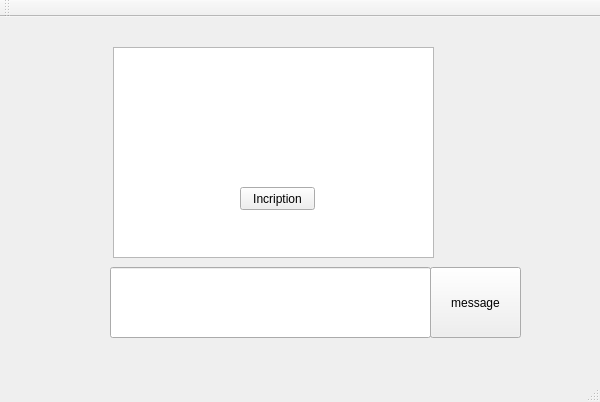
First picture: the form in TCP-Client/QtWidgetsApplication2/Tcpclient.ui, repository yannmrt/tp1-projetQt, before the edit.
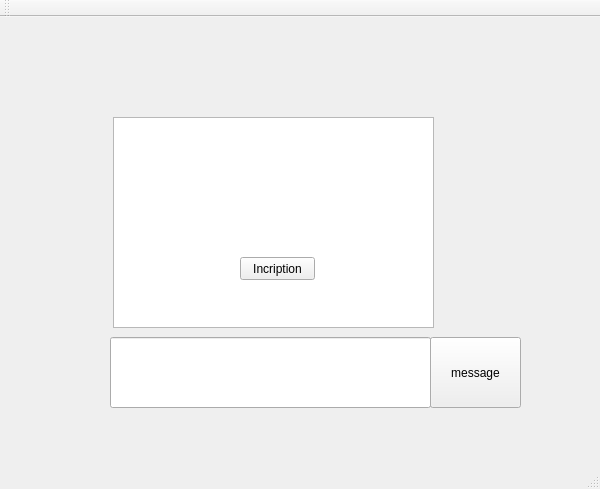
Second picture: the form after the edit. Icons and pictures are not drawn.

```diff
--- a/TCP-Client/QtWidgetsApplication2/Tcpclient.ui
+++ b/TCP-Client/QtWidgetsApplication2/Tcpclient.ui
@@ -7,7 +7,7 @@
     <x>0</x>
     <y>0</y>
     <width>600</width>
-    <height>402</height>
+    <height>489</height>
    </rect>
   </property>
   <property name="windowTitle">
@@ -18,7 +18,7 @@
     <property name="geometry">
      <rect>
       <x>240</x>
-      <y>40</y>
+      <y>110</y>
       <width>61</width>
       <height>21</height>
      </rect>
@@ -31,7 +31,7 @@
     <property name="geometry">
      <rect>
       <x>220</x>
-      <y>70</y>
+      <y>140</y>
       <width>113</width>
       <height>20</height>
      </rect>
@@ -41,7 +41,7 @@
     <property name="geometry">
      <rect>
       <x>220</x>
-      <y>110</y>
+      <y>180</y>
       <width>113</width>
       <height>20</height>
      </rect>
@@ -54,7 +54,7 @@
     <property name="geometry">
      <rect>
       <x>160</x>
-      <y>70</y>
+      <y>140</y>
       <width>81</width>
       <height>20</height>
      </rect>
@@ -67,7 +67,7 @@
     <property name="geometry">
      <rect>
       <x>146</x>
-      <y>110</y>
+      <y>180</y>
       <width>71</width>
       <height>20</height>
      </rect>
@@ -80,7 +80,7 @@
     <property name="geometry">
      <rect>
       <x>240</x>
-      <y>140</y>
+      <y>210</y>
       <width>75</width>
       <height>23</height>
      </rect>
@@ -93,7 +93,7 @@
     <property name="geometry">
      <rect>
       <x>480</x>
-      <y>20</y>
+      <y>90</y>
       <width>101</width>
       <height>31</height>
      </rect>
@@ -106,7 +106,7 @@
     <property name="geometry">
      <rect>
       <x>220</x>
-      <y>320</y>
+      <y>390</y>
       <width>131</width>
       <height>21</height>
      </rect>
@@ -119,7 +119,7 @@
     <property name="geometry">
      <rect>
       <x>430</x>
-      <y>250</y>
+      <y>320</y>
       <width>91</width>
       <height>71</height>
      </rect>
@@ -132,7 +132,7 @@
     <property name="geometry">
      <rect>
       <x>110</x>
-      <y>250</y>
+      <y>320</y>
       <width>321</width>
       <height>71</height>
      </rect>
@@ -145,7 +145,7 @@
     <property name="geometry">
      <rect>
       <x>500</x>
-      <y>70</y>
+      <y>140</y>
       <width>91</width>
       <height>31</height>
      </rect>
@@ -158,7 +158,7 @@
     <property name="geometry">
      <rect>
       <x>10</x>
-      <y>50</y>
+      <y>120</y>
       <width>111</width>
       <height>31</height>
      </rect>
@@ -174,11 +174,14 @@
     <property name="geometry">
      <rect>
       <x>113</x>
-      <y>30</y>
+      <y>100</y>
       <width>321</width>
       <height>211</height>
      </rect>
     </property>
+    <property name="verticalScrollBarPolicy">
+     <enum>Qt::ScrollBarAsNeeded</enum>
+    </property>
     <property name="undoRedoEnabled">
      <bool>true</bool>
     </property>
@@ -190,7 +193,7 @@
     <property name="geometry">
      <rect>
       <x>240</x>
-      <y>170</y>
+      <y>240</y>
       <width>75</width>
       <height>23</height>
      </rect>
@@ -203,7 +206,7 @@
     <property name="geometry">
      <rect>
       <x>170</x>
-      <y>190</y>
+      <y>260</y>
       <width>221</width>
       <height>31</height>
      </rect>
@@ -218,6 +221,22 @@
      <set>Qt::AlignCenter</set>
     </property>
    </widget>
+   <widget class="QLabel" name="label_4">
+    <property name="geometry">
+     <rect>
+      <x>180</x>
+      <y>10</y>
+      <width>181</width>
+      <height>81</height>
+     </rect>
+    </property>
+    <property name="text">
+     <string/>
+    </property>
+    <property name="pixmap">
+     <pixmap>../../../../Desktop/image.png</pixmap>
+    </property>
+   </widget>
   </widget>
   <widget class="QMenuBar" name="menuBar">
    <property name="geometry">
```
